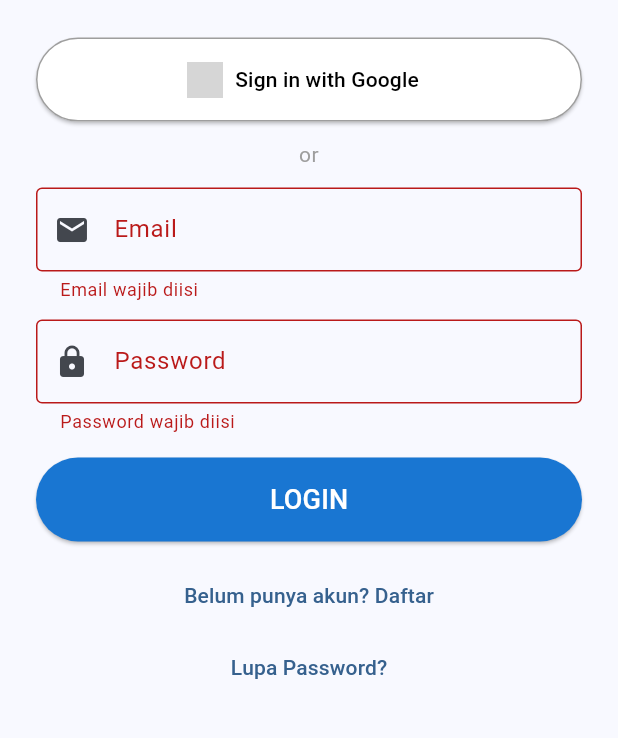
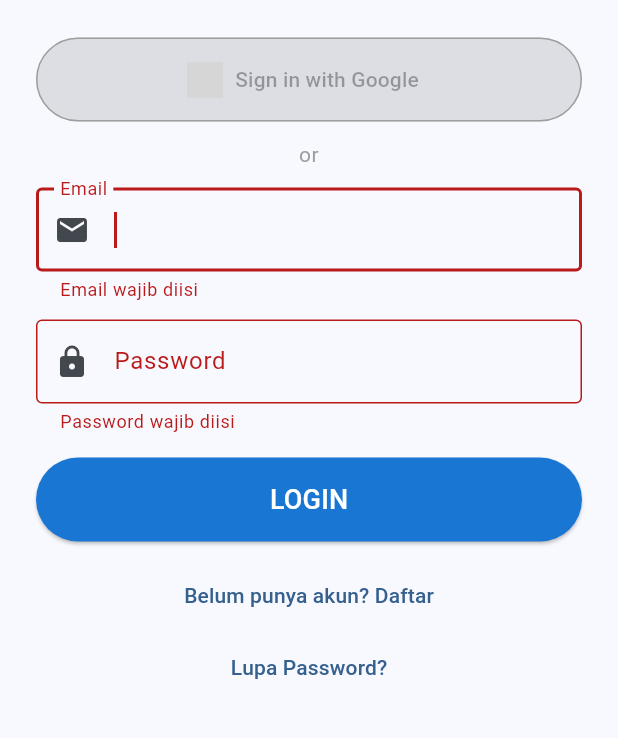
Before and after one commit to Reysa123/absencode, a Flutter app: the UserDataScreen screen opened directly with empty values, after a tap on "Simpan Data", after a tap on "LOGIN", on a phone screen of 412 x 824 dp, the part 243-981 px from its top. Run offline on Flutter 3.47's test engine with Material 3 defaults, Android fonts, the phone set to English and light mode, and no system bars; our stand-ins replace equatable, flutter_bloc, flutter_map, fluttertoast, geolocator, image_picker and 4 more; accounts and stored records are empty; grey boxes are pictures that could not be loaded.

Commit message:
modified:   lib/screens/login_screen.dart 	modified:   lib/screens/user_data_screen.dart 	renamed:    lib/verifikasiotpscreen.dart -> lib/screens/verifikasiotpscreen.dart

```diff
--- a/lib/screens/login_screen.dart
+++ b/lib/screens/login_screen.dart
@@ -2,7 +2,7 @@ import 'dart:async';
 
 import 'package:absen/main.dart';
 import 'package:absen/screens/user_data_screen.dart';
-import 'package:absen/verifikasiotpscreen.dart';
+import 'package:absen/screens/verifikasiotpscreen.dart';
 import 'package:flutter/foundation.dart';
 import 'package:flutter/material.dart';
 import 'package:shared_preferences/shared_preferences.dart';
@@ -31,6 +31,7 @@ class _LoginScreenState extends State<LoginScreen> {
   }
 
   Future<void> _authenticate() async {
+    final pref = await SharedPreferences.getInstance();
     if (!_formKey.currentState!.validate()) return;
 
     setState(() {
@@ -48,9 +49,9 @@ class _LoginScreenState extends State<LoginScreen> {
 
         final user = response.user;
         if (user != null) {
-          final pref = await SharedPreferences.getInstance();
           await pref.setString('user', _emailController.text.trim());
           await pref.setString('pass', _passwordController.text.trim());
+
           Fluttertoast.showToast(
             msg: "Login berhasil!",
             toastLength: Toast.LENGTH_LONG,
@@ -66,25 +67,21 @@ class _LoginScreenState extends State<LoginScreen> {
         setState(() {
           _isLoading = true;
         });
-        await supabase.auth.signInWithOtp(
+        final AuthResponse authResponse = await supabase.auth.signUp(
           email: _emailController.text.trim(),
+          password: _passwordController.text.trim(),
           // shouldCreateUser: true,   // otomatis buat user jika belum ada (default true)
           // emailRedirectTo: 'io.supabase.flutter://login-callback', // opsional untuk deep link
         );
-
+        await pref.setString('user', _emailController.text.trim());
+        await pref.setString('pass', _passwordController.text.trim());
         if (mounted) {
           ScaffoldMessenger.of(context).showSnackBar(
-            const SnackBar(content: Text('Kode OTP telah dikirim ke email')),
+            const SnackBar(content: Text('Akun berhasil dibuat!')),
           );
 
           // Pindah ke halaman verifikasi OTP
-          Navigator.push(
-            context,
-            MaterialPageRoute(
-              builder: (_) =>
-                  VerifyOtpScreen(email: _emailController.text.trim()),
-            ),
-          );
+          _navigateToUserData(authResponse.user!.id);
         }
       }
     } catch (e) {
@@ -100,7 +97,9 @@ class _LoginScreenState extends State<LoginScreen> {
               ? Text(
                   "Gagal ${_isLogin ? 'login' : 'daftar'}\nPastikan email dan password benar, dan periksa koneksi internet.\nAtau Daftar Akun Baru jika belum punya akun.",
                 )
-              : Text("Gagal ${_isLogin ? 'login' : 'daftar'}\nError: $e"),
+              : Text(
+                  "Gagal ${_isLogin ? 'login' : 'daftar'} user sudah terdaftar\nError: $e",
+                ),
           actions: [
             TextButton(
               onPressed: () => Navigator.pop(context),
@@ -180,11 +179,22 @@ class _LoginScreenState extends State<LoginScreen> {
   }
 
   bool logins = false;
+  void starting() async {
+    final pref = await SharedPreferences.getInstance();
+    final users = pref.getString('user') ?? '';
+    final pass = pref.getString('pass') ?? "";
+    if (users.isNotEmpty && pass.isNotEmpty) {
+      setState(() {
+        _emailController.text = users;
+        _passwordController.text = pass;
+      });
+    }
+  }
 
   @override
   void initState() {
     super.initState();
-    // start();
+    starting();
   }
 
   Future<void> start() async {
@@ -279,7 +289,7 @@ class _LoginScreenState extends State<LoginScreen> {
                   ),
                   const SizedBox(height: 25),
                   ElevatedButton.icon(
-                    onPressed: _isLoading ? null : _signInWithGoogle,
+                    onPressed: null,
                     icon: Image.asset('assets/google.jpg', height: 24),
                     label: const Text("Sign in with Google"),
                     style: ElevatedButton.styleFrom(
@@ -297,13 +307,19 @@ class _LoginScreenState extends State<LoginScreen> {
                   ),
                   const SizedBox(height: 12),
                   TextFormField(
+                    textInputAction: TextInputAction.next,
                     controller: _emailController,
+                    autofocus: true,
                     keyboardType: TextInputType.emailAddress,
+                    onFieldSubmitted: (_) => FocusScope.of(
+                      context,
+                    ).nextFocus(), // Pindah ke password
                     decoration: const InputDecoration(
                       labelText: "Email",
                       border: OutlineInputBorder(),
                       prefixIcon: Icon(Icons.email),
                     ),
+
                     validator: (value) {
                       if (value == null || value.isEmpty) {
                         return "Email wajib diisi";
@@ -323,6 +339,7 @@ class _LoginScreenState extends State<LoginScreen> {
                       border: OutlineInputBorder(),
                       prefixIcon: Icon(Icons.lock),
                     ),
+                    onFieldSubmitted: (value) => _authenticate(),
                     validator: (value) {
                       if (value == null || value.isEmpty) {
                         return "Password wajib diisi";
@@ -336,11 +353,17 @@ class _LoginScreenState extends State<LoginScreen> {
                   const SizedBox(height: 16),
                   ElevatedButton(
                     onPressed: _isLoading ? null : _authenticate,
-                    style: ElevatedButton.styleFrom(
-                      minimumSize: const Size(double.infinity, 56),
-                      backgroundColor: Colors.blue[700],
-                      foregroundColor: Colors.white,
-                    ),
+                    style: _isLogin
+                        ? ElevatedButton.styleFrom(
+                            minimumSize: const Size(double.infinity, 56),
+                            backgroundColor: Colors.blue[700],
+                            foregroundColor: Colors.white,
+                          )
+                        : ElevatedButton.styleFrom(
+                            minimumSize: const Size(double.infinity, 56),
+                            backgroundColor: Colors.green[700],
+                            foregroundColor: Colors.white,
+                          ),
                     child: _isLoading
                         ? const CircularProgressIndicator(color: Colors.white)
                         : logins
--- a/lib/screens/user_data_screen.dart
+++ b/lib/screens/user_data_screen.dart
@@ -149,6 +149,10 @@ class _UserDataScreenState extends State<UserDataScreen> {
                       const SizedBox(height: 12),
                       TextFormField(
                         controller: _namaController,
+                        autofocus: true,
+                        textInputAction: TextInputAction.next,
+                        onFieldSubmitted: (value) =>
+                            FocusScope.of(context).nextFocus(),
                         decoration: const InputDecoration(
                           labelText: "Nama",
                           border: OutlineInputBorder(),
@@ -160,6 +164,9 @@ class _UserDataScreenState extends State<UserDataScreen> {
                       const SizedBox(height: 12),
                       TextFormField(
                         controller: _alamatController,
+                        textInputAction: TextInputAction.next,
+                        onFieldSubmitted: (value) =>
+                            FocusScope.of(context).nextFocus(),
                         decoration: const InputDecoration(
                           labelText: "Alamat Sekolah",
                           border: OutlineInputBorder(),
@@ -171,6 +178,9 @@ class _UserDataScreenState extends State<UserDataScreen> {
                       const SizedBox(height: 12),
                       TextFormField(
                         controller: _startController,
+                        textInputAction: TextInputAction.next,
+                        onFieldSubmitted: (value) =>
+                            FocusScope.of(context).nextFocus(),
                         onTap: () => _pickDate(_startController),
                         decoration: const InputDecoration(
                           labelText: "Start 1",
@@ -184,6 +194,9 @@ class _UserDataScreenState extends State<UserDataScreen> {
                       const SizedBox(height: 12),
                       TextFormField(
                         controller: _endController,
+                        textInputAction: TextInputAction.next,
+                        onFieldSubmitted: (value) =>
+                            FocusScope.of(context).nextFocus(),
                         onTap: () => _pickDate(_endController),
                         decoration: const InputDecoration(
                           labelText: "End 1",
@@ -198,6 +211,9 @@ class _UserDataScreenState extends State<UserDataScreen> {
                       const SizedBox(height: 12),
                       TextFormField(
                         controller: _start2Controller,
+                        textInputAction: TextInputAction.next,
+                        onFieldSubmitted: (value) =>
+                            FocusScope.of(context).nextFocus(),
                         onTap: () => _pickDate(_start2Controller),
                         decoration: const InputDecoration(
                           labelText: "Start 2",
@@ -211,6 +227,8 @@ class _UserDataScreenState extends State<UserDataScreen> {
                       const SizedBox(height: 12),
                       TextFormField(
                         controller: _end2Controller,
+                        textInputAction: TextInputAction.done,
+                        onFieldSubmitted: (value) => _saveUserData(),
                         onTap: () => _pickDate(_end2Controller),
                         decoration: const InputDecoration(
                           labelText: "End 2",
```
Also changed, not shown: lib/screens/verifikasiotpscreen.dart (renamed from lib/verifikasiotpscreen.dart, +16 -16 lines).
